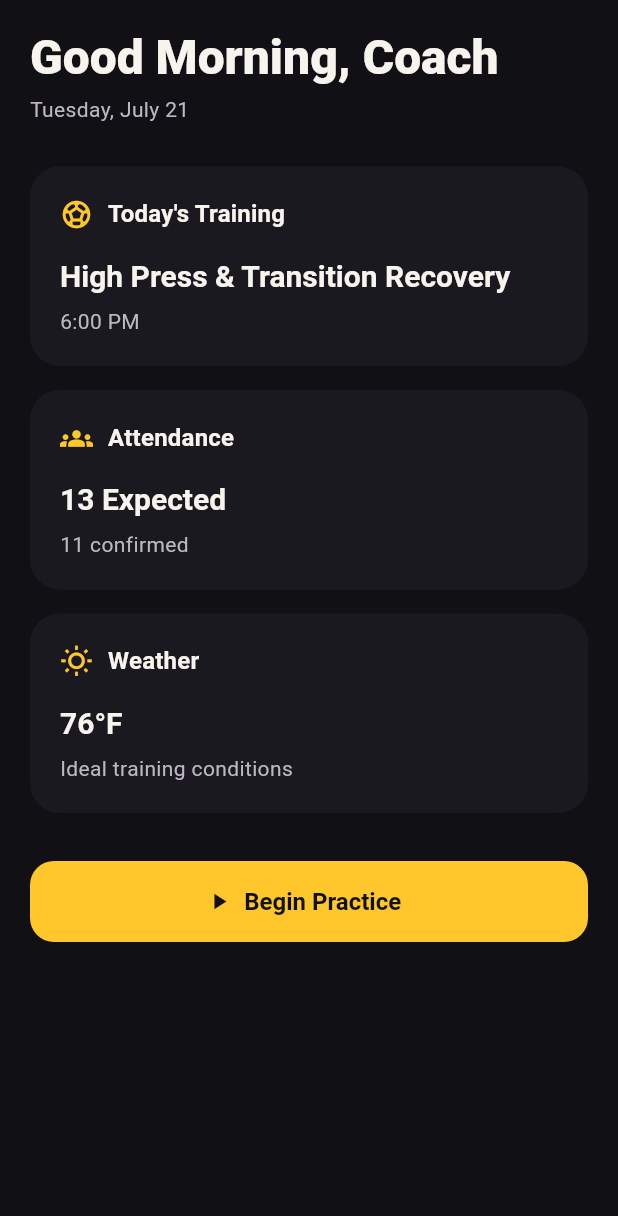
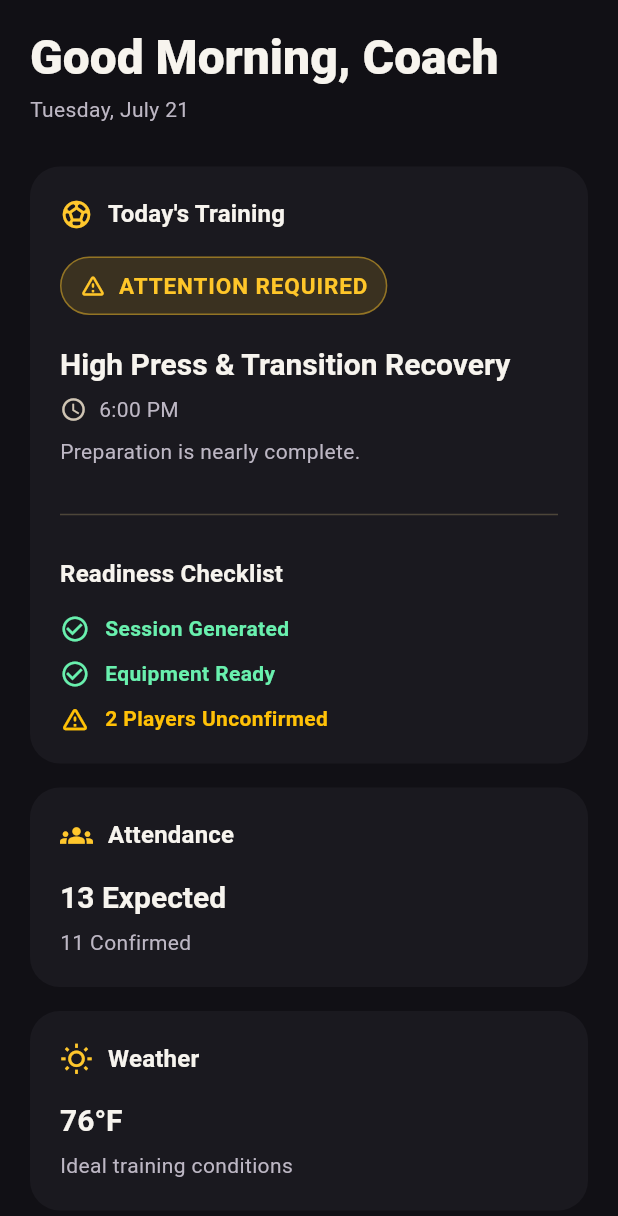
Before and after one commit to stevethompson54-star/panther_os, a Flutter app: the screen it shows after launch, on a phone screen of 412 x 824 dp. Shown: the top 1216 px of the screen. Run offline on Flutter 3.47's test engine with Material 3 defaults, Android fonts, the phone set to English and light mode, and no system bars.

Commit message:
Complete Sprint 5 - Mission Control dashboard

```diff
--- a/lib/core/theme/panther_theme.dart
+++ b/lib/core/theme/panther_theme.dart
@@ -101,10 +101,7 @@ class PantherTheme {
           shape: RoundedRectangleBorder(
             borderRadius: BorderRadius.circular(16),
           ),
-          textStyle: const TextStyle(
-            fontSize: 16,
-            fontWeight: FontWeight.w700,
-          ),
+          textStyle: const TextStyle(fontSize: 16, fontWeight: FontWeight.w700),
         ),
       ),
 
--- a/lib/features/home/home_screen.dart
+++ b/lib/features/home/home_screen.dart
@@ -1,6 +1,8 @@
 import 'package:flutter/material.dart';
 
+import '../../shared/widgets/mission_status_badge.dart';
 import '../../shared/widgets/primary_action_button.dart';
+import '../../shared/widgets/status_tile.dart';
 import 'widgets/mission_control_card.dart';
 
 class HomeScreen extends StatelessWidget {
@@ -25,28 +27,103 @@ class HomeScreen extends StatelessWidget {
                     style: theme.textTheme.headlineLarge,
                   ),
                   const SizedBox(height: 8),
-                  Text(
-                    'Tuesday, July 21',
-                    style: theme.textTheme.bodyMedium,
-                  ),
+                  Text('Tuesday, July 21', style: theme.textTheme.bodyMedium),
                   const SizedBox(height: 28),
 
                   MissionControlCard(
                     icon: Icons.sports_soccer,
                     title: "Today's Training",
-                    child: Column(
+                    child: LayoutBuilder(
+                      builder: (context, constraints) {
+                        final useTwoColumns = constraints.maxWidth >= 650;
+
+                        final trainingDetails = Column(
                           crossAxisAlignment: CrossAxisAlignment.start,
                           children: [
+                            MissionStatusBadge(
+                              status: MissionStatus.attentionRequired,
+                            ),
+                            const SizedBox(height: 20),
                             Text(
                               'High Press & Transition Recovery',
                               style: theme.textTheme.titleLarge,
                             ),
                             const SizedBox(height: 8),
+                            Row(
+                              children: [
+                                Icon(
+                                  Icons.schedule,
+                                  size: 18,
+                                  color: theme.colorScheme.onSurfaceVariant,
+                                ),
+                                const SizedBox(width: 8),
                                 Text(
                                   '6:00 PM',
                                   style: theme.textTheme.bodyMedium,
                                 ),
                               ],
+                            ),
+                            const SizedBox(height: 8),
+                            Text(
+                              'Preparation is nearly complete.',
+                              style: theme.textTheme.bodyMedium,
+                            ),
+                          ],
+                        );
+
+                        final readinessChecklist = Column(
+                          crossAxisAlignment: CrossAxisAlignment.start,
+                          children: [
+                            Text(
+                              'Readiness Checklist',
+                              style: theme.textTheme.titleMedium,
+                            ),
+                            const SizedBox(height: 14),
+                            const StatusTile(
+                              label: 'Session Generated',
+                              status: StatusType.success,
+                            ),
+                            const SizedBox(height: 10),
+                            const StatusTile(
+                              label: 'Equipment Ready',
+                              status: StatusType.success,
+                            ),
+                            const SizedBox(height: 10),
+                            const StatusTile(
+                              label: '2 Players Unconfirmed',
+                              status: StatusType.warning,
+                            ),
+                          ],
+                        );
+
+                        if (useTwoColumns) {
+                          return Row(
+                            crossAxisAlignment: CrossAxisAlignment.start,
+                            children: [
+                              Expanded(child: trainingDetails),
+                              const SizedBox(width: 32),
+                              Container(
+                                width: 1,
+                                height: 170,
+                                color: theme.colorScheme.outlineVariant,
+                              ),
+                              const SizedBox(width: 32),
+                              Expanded(child: readinessChecklist),
+                            ],
+                          );
+                        }
+
+                        return Column(
+                          crossAxisAlignment: CrossAxisAlignment.start,
+                          children: [
+                            trainingDetails,
+                            const SizedBox(height: 24),
+                            Divider(color: theme.colorScheme.outlineVariant),
+                            const SizedBox(height: 20),
+                            readinessChecklist,
+                          ],
+                        );
+                      },
                     ),
                   ),
 
@@ -68,7 +145,7 @@ class HomeScreen extends StatelessWidget {
                             ),
                             const SizedBox(height: 8),
                             Text(
-                              '11 confirmed',
+                              '11 Confirmed',
                               style: theme.textTheme.bodyMedium,
                             ),
                           ],
@@ -81,10 +158,7 @@ class HomeScreen extends StatelessWidget {
                         child: Column(
                           crossAxisAlignment: CrossAxisAlignment.start,
                           children: [
-                            Text(
-                              '76°F',
-                              style: theme.textTheme.titleLarge,
-                            ),
+                            Text('76°F', style: theme.textTheme.titleLarge),
                             const SizedBox(height: 8),
                             Text(
                               'Ideal training conditions',
--- /dev/null
+++ b/lib/shared/widgets/mission_status_badge.dart
@@ -0,0 +1,76 @@
+import 'package:flutter/material.dart';
+
+enum MissionStatus { ready, attentionRequired, notReady }
+
+class MissionStatusBadge extends StatelessWidget {
+  const MissionStatusBadge({required this.status, super.key});
+
+  final MissionStatus status;
+
+  @override
+  Widget build(BuildContext context) {
+    final appearance = _appearanceFor(status);
+
+    return Container(
+      padding: const EdgeInsets.symmetric(horizontal: 12, vertical: 8),
+      decoration: BoxDecoration(
+        color: appearance.color.withValues(alpha: 0.14),
+        borderRadius: BorderRadius.circular(999),
+        border: Border.all(color: appearance.color.withValues(alpha: 0.45)),
+      ),
+      child: Wrap(
+        spacing: 8,
+        runSpacing: 4,
+        crossAxisAlignment: WrapCrossAlignment.center,
+        children: [
+          Icon(appearance.icon, size: 18, color: appearance.color),
+          Text(
+            appearance.label,
+            style: Theme.of(context).textTheme.labelLarge?.copyWith(
+              color: appearance.color,
+              fontWeight: FontWeight.w700,
+              letterSpacing: 0.6,
+            ),
+          ),
+        ],
+      ),
+    );
+  }
+
+  _MissionStatusAppearance _appearanceFor(MissionStatus status) {
+    switch (status) {
+      case MissionStatus.ready:
+        return const _MissionStatusAppearance(
+          label: 'MISSION READY',
+          icon: Icons.check_circle_outline,
+          color: Color(0xFF52E5A1),
+        );
+
+      case MissionStatus.attentionRequired:
+        return const _MissionStatusAppearance(
+          label: 'ATTENTION REQUIRED',
+          icon: Icons.warning_amber_rounded,
+          color: Color(0xFFFFC629),
+        );
+
+      case MissionStatus.notReady:
+        return const _MissionStatusAppearance(
+          label: 'NOT READY',
+          icon: Icons.error_outline,
+          color: Color(0xFFFF6B6B),
+        );
+    }
+  }
+}
+
+class _MissionStatusAppearance {
+  const _MissionStatusAppearance({
+    required this.label,
+    required this.icon,
+    required this.color,
+  });
+
+  final String label;
+  final IconData icon;
+  final Color color;
+}
--- /dev/null
+++ b/lib/shared/widgets/status_tile.dart
@@ -0,0 +1,68 @@
+import 'package:flutter/material.dart';
+
+enum StatusType { success, warning, error, information }
+
+class StatusTile extends StatelessWidget {
+  const StatusTile({super.key, required this.label, required this.status});
+
+  final String label;
+  final StatusType status;
+
+  @override
+  Widget build(BuildContext context) {
+    final theme = Theme.of(context);
+    final appearance = _appearanceFor(status);
+
+    return Row(
+      crossAxisAlignment: CrossAxisAlignment.center,
+      children: [
+        Icon(appearance.icon, size: 20, color: appearance.color),
+        const SizedBox(width: 10),
+        Expanded(
+          child: Text(
+            label,
+            style: theme.textTheme.bodyMedium?.copyWith(
+              color: appearance.color,
+              fontWeight: FontWeight.w600,
+            ),
+          ),
+        ),
+      ],
+    );
+  }
+
+  _StatusAppearance _appearanceFor(StatusType status) {
+    switch (status) {
+      case StatusType.success:
+        return const _StatusAppearance(
+          icon: Icons.check_circle_outline,
+          color: Colors.greenAccent,
+        );
+
+      case StatusType.warning:
+        return const _StatusAppearance(
+          icon: Icons.warning_amber_rounded,
+          color: Colors.amber,
+        );
+
+      case StatusType.error:
+        return const _StatusAppearance(
+          icon: Icons.error_outline,
+          color: Colors.redAccent,
+        );
+
+      case StatusType.information:
+        return const _StatusAppearance(
+          icon: Icons.info_outline,
+          color: Colors.lightBlueAccent,
+        );
+    }
+  }
+}
+
+class _StatusAppearance {
+  const _StatusAppearance({required this.icon, required this.color});
+
+  final IconData icon;
+  final Color color;
+}
```
Also changed, not shown: lib/features/home/widgets/mission_control_card.dart (+2 -9 lines), lib/core/app/app.dart (line endings or trailing spaces), lib/main.dart (line endings or trailing spaces), lib/shared/widgets/primary_action_button.dart (line endings or trailing spaces), 1 other file. Lines whose indentation alone changed are shown as unchanged.
